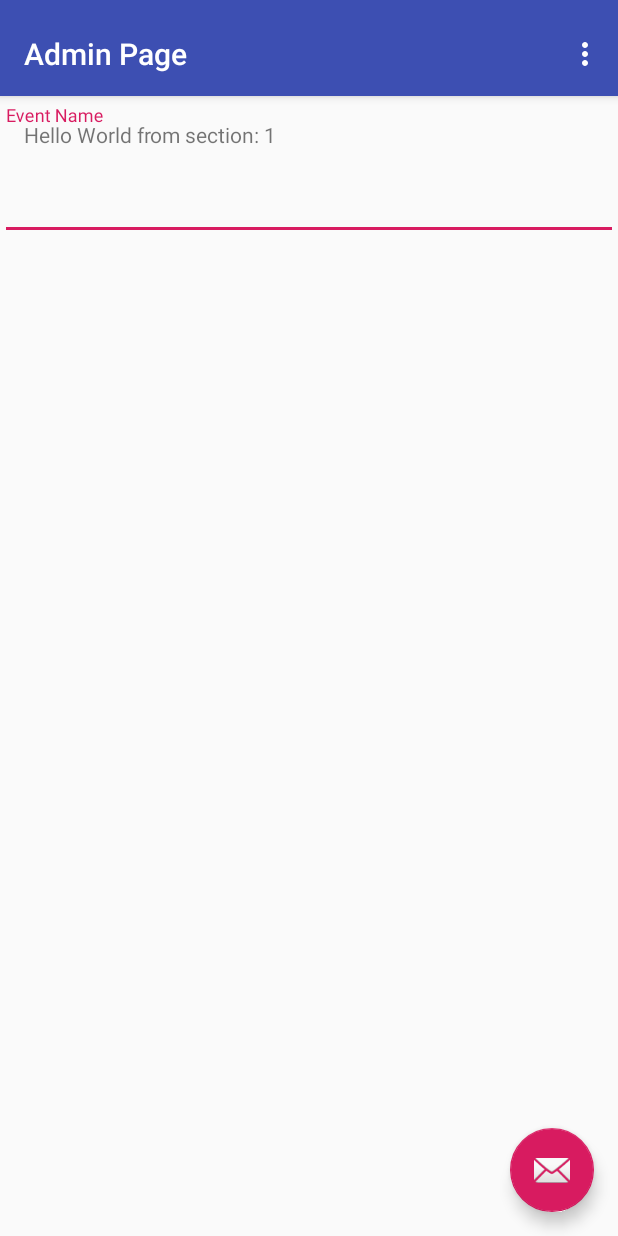
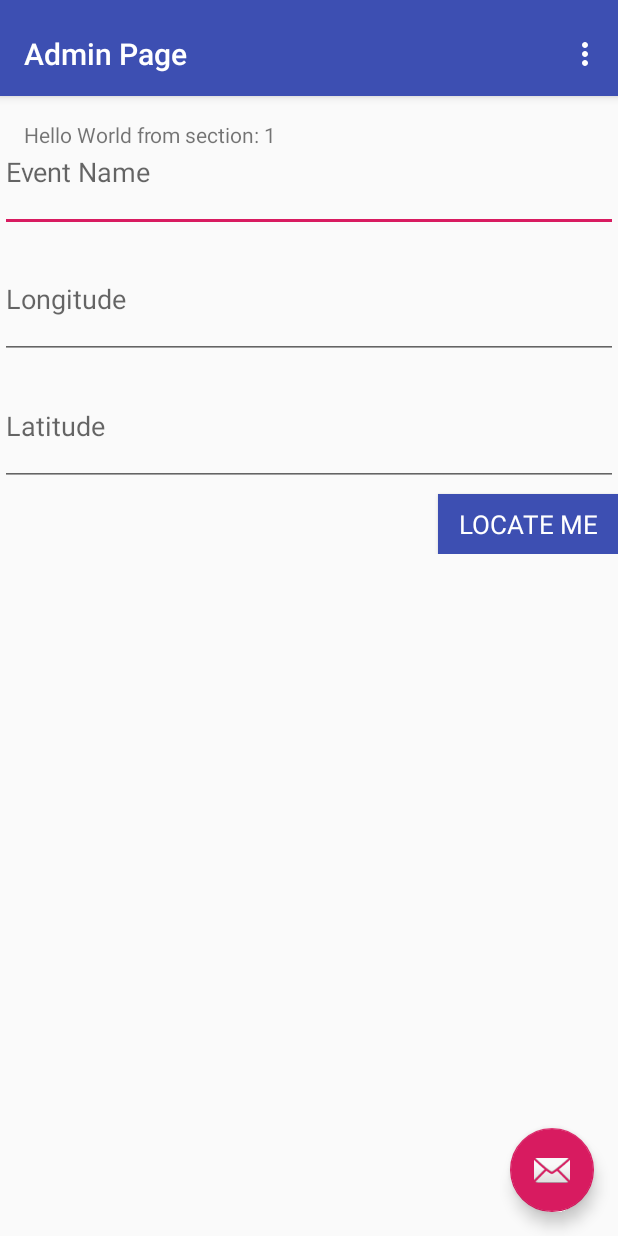
Before and after one commit to ManvithaC/NoQ, an Android app: the AdminActivity screen opened directly, with no data from a screen before it, on a phone screen of 412 x 824 dp. Run offline under Robolectric (Android 15) with nearby library versions, the phone set to English and light mode, and no system bars.

Commit message:
buttons and text, map activity

```diff
--- a/app/build.gradle
+++ b/app/build.gradle
@@ -26,6 +26,7 @@ dependencies {
     implementation 'com.android.support:support-v4:28.0.0'
     implementation 'com.android.support.constraint:constraint-layout:1.1.3'
     implementation 'com.android.support:support-vector-drawable:28.0.0'
+    implementation 'com.google.android.gms:play-services-maps:16.1.0'
     testImplementation 'junit:junit:4.12'
     androidTestImplementation 'com.android.support.test:runner:1.0.2'
     androidTestImplementation 'com.android.support.test.espresso:espresso-core:3.0.2'
--- a/app/src/main/res/layout/activity_admin.xml
+++ b/app/src/main/res/layout/activity_admin.xml
@@ -45,12 +45,14 @@
         <android.support.design.widget.TextInputLayout
             android:layout_width="match_parent"
             android:layout_height="wrap_content">
+        </android.support.design.widget.TextInputLayout>
 
             <EditText
                 android:id="@+id/event_name"
                 android:layout_width="match_parent"
                 android:layout_height="79dp"
                 android:hint="Event Name"
+                android:layout_marginTop="5dp"
                 android:imeActionId="6"
                 android:imeActionLabel="@string/action_sign_in_short"
                 android:imeOptions="actionUnspecified"
@@ -58,7 +60,45 @@
                 android:maxLines="1"
                 android:singleLine="true" />
 
-        </android.support.design.widget.TextInputLayout>
+            <EditText
+                android:id="@+id/lat_name"
+                android:layout_width="match_parent"
+                android:layout_height="79dp"
+                android:hint="Longitude"
+                android:layout_marginTop="5dp"
+                android:imeActionId="6"
+                android:imeActionLabel="@string/action_sign_in_short"
+                android:imeOptions="actionUnspecified"
+                android:inputType="text"
+                android:maxLines="1"
+                android:singleLine="true" />
+
+            <EditText
+                android:id="@+id/long_name"
+                android:layout_width="match_parent"
+                android:layout_height="79dp"
+                android:hint="Latitude"
+                android:layout_marginTop="5dp"
+                android:imeActionId="6"
+                android:imeActionLabel="@string/action_sign_in_short"
+                android:imeOptions="actionUnspecified"
+                android:inputType="text"
+                android:maxLines="1"
+                android:singleLine="true" />
+
+
+            <Button
+                android:id="@+id/locate_me_button"
+                style="?android:textAppearanceSmall"
+                android:layout_width="120dp"
+                android:layout_height="40dp"
+                android:layout_gravity="right"
+                android:layout_marginTop="5dp"
+                android:layout_weight="1"
+                android:background="#3D4FB2"
+                android:text="Locate me"
+                android:textColor="@android:color/white"
+                android:textSize="17dp" />
 
     </LinearLayout>
 
--- a/app/src/main/res/values/strings.xml
+++ b/app/src/main/res/values/strings.xml
@@ -96,4 +96,5 @@
     <string name="pref_title_vibrate">Vibrate</string>
     <string name="title_activity_admin">AdminActivity</string>
     <string name="section_format">Hello World from section: %1$d</string>
+    <string name="title_activity_maps">Map</string>
 </resources>
```
Also changed, not shown: app/src/debug/res/values/google_maps_api.xml (added, +24 -0 lines), app/src/main/AndroidManifest.xml (+25 -1 lines), app/src/main/java/com/example/noq/MapsActivity.java (added, +46 -0 lines), app/src/main/res/layout/activity_maps.xml (added, +9 -0 lines), 1 other file.
